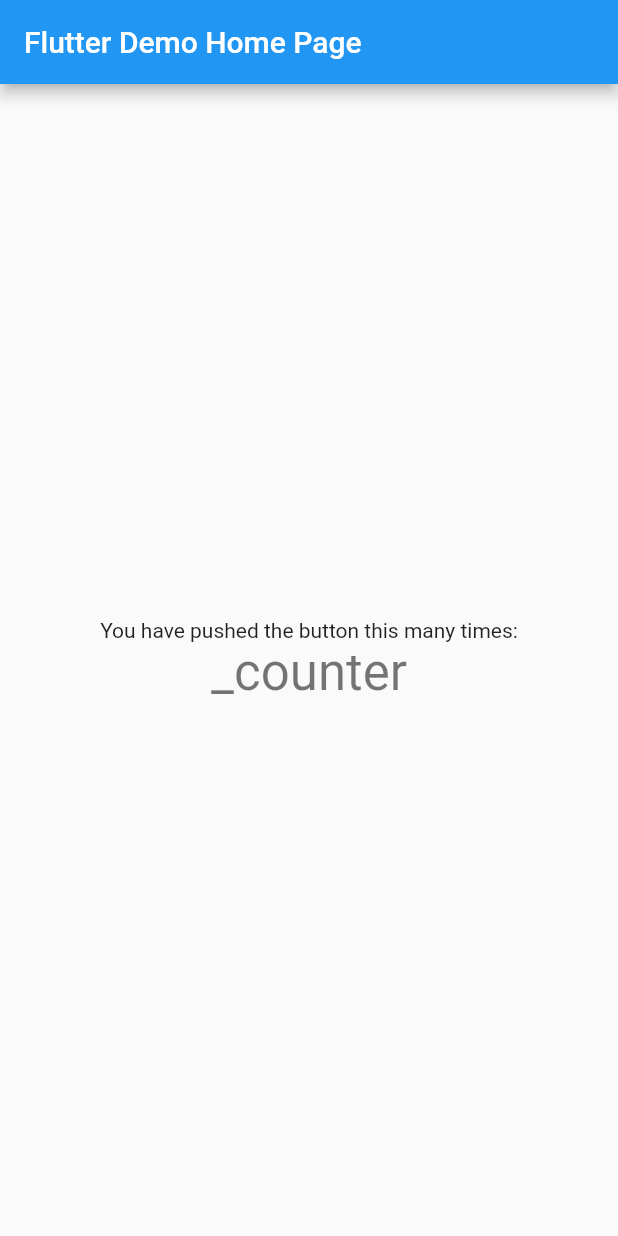
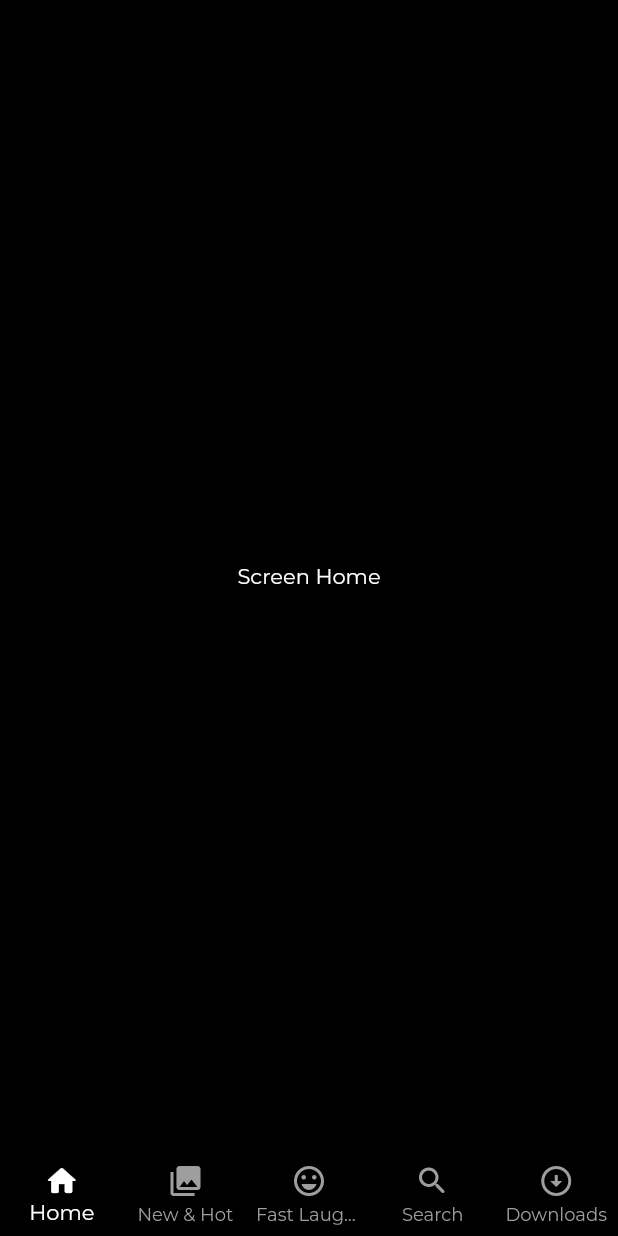
Before and after one commit to vivek-vivek/Netflix, a Flutter app: the screen it shows after launch, on a phone screen of 412 x 824 dp. Run offline on Flutter 3.47's test engine with Material 2 defaults, Android fonts, the phone set to English and light mode, and no system bars; our stand-ins replace google_fonts.

Commit message:
Screen Download  completed 12:56 pm Wednesday, 30 November 2022 (IST) Time in Poovangal, Kozhikode, Kerala

```diff
--- /dev/null
+++ b/lib/core/colors/colors.dart
@@ -0,0 +1,8 @@
+import 'package:flutter/material.dart';
+
+const backgroundColor    = Colors.black;
+const qGrey              = Color.fromRGBO(158, 158, 158, 1);
+const qWhite             = Colors.white;
+const qBlue              = Colors.blue;
+const qBlack             = Colors.black;
+final qBtnColor          = Colors.blueAccent[700];
--- /dev/null
+++ b/lib/core/constants.dart
@@ -0,0 +1,4 @@
+import 'package:flutter/cupertino.dart';
+
+const kWidth = SizedBox(width: 10);
+const kHeight = SizedBox(height: 10);
--- a/lib/main.dart
+++ b/lib/main.dart
@@ -1,4 +1,7 @@
 import 'package:flutter/material.dart';
+import 'package:google_fonts/google_fonts.dart';
+import 'package:netflix/core/colors/colors.dart';
+import 'package:netflix/presentation/main_page/screen_main_page.dart';
 
 void main() {
   runApp(const MyApp());
@@ -10,43 +13,23 @@ class MyApp extends StatelessWidget {
   @override
   Widget build(BuildContext context) {
     return MaterialApp(
+      debugShowCheckedModeBanner: false,
       title: 'Flutter Demo',
       theme: ThemeData(
+
         primarySwatch: Colors.blue,
+        backgroundColor: Colors.black,
+        scaffoldBackgroundColor: backgroundColor,
+
+        fontFamily: GoogleFonts.montserrat().fontFamily,
+
+        textTheme: const TextTheme(
+          bodyText1: TextStyle(color: qWhite),
+          bodyText2: TextStyle(color: qWhite),
+        ),
+
       ),
-      home: const MyHomePage(title: 'Flutter Demo Home Page'),
+      home: ScreenMainPage(),
     );
   }
 }
-
-class MyHomePage extends StatefulWidget {
-  const MyHomePage({super.key, required this.title});
-  final String title;
-  @override
-  State<MyHomePage> createState() => _MyHomePageState();
-}
-
-class _MyHomePageState extends State<MyHomePage> {
-  @override
-  Widget build(BuildContext context) {
-    return Scaffold(
-      appBar: AppBar(
-        title: Text(widget.title),
-      ),
-      body: Center(
-        child: Column(
-          mainAxisAlignment: MainAxisAlignment.center,
-          children: <Widget>[
-            const Text(
-              'You have pushed the button this many times:',
-            ),
-            Text(
-              '_counter',
-              style: Theme.of(context).textTheme.headline4,
-            ),
-          ],
-        ),
-      ),
-    );
-  }
-}
--- /dev/null
+++ b/lib/presentation/home/screen_home.dart
@@ -0,0 +1,16 @@
+import 'package:flutter/material.dart';
+import 'package:flutter/src/widgets/container.dart';
+import 'package:flutter/src/widgets/framework.dart';
+
+class ScreenHome extends StatelessWidget {
+  const ScreenHome({super.key});
+
+  @override
+  Widget build(BuildContext context) {
+    return const Scaffold(
+      body: Center(
+        child: Text('Screen Home'),
+      ),
+    );
+  }
+}
--- /dev/null
+++ b/lib/presentation/main_page/screen_main_page.dart
@@ -0,0 +1,34 @@
+import 'package:flutter/material.dart';
+import 'package:netflix/core/colors/colors.dart';
+import 'package:netflix/presentation/downloads/screen_downloads.dart';
+import 'package:netflix/presentation/fast_laughs/screen_fast_laughs.dart';
+import 'package:netflix/presentation/home/screen_home.dart';
+import 'package:netflix/presentation/main_page/widgets/bottom_nav.dart';
+import 'package:netflix/presentation/new_and_hot/screen_new_and_hote.dart';
+import 'package:netflix/presentation/search/screen_search.dart';
+
+class ScreenMainPage extends StatelessWidget {
+  ScreenMainPage({super.key});
+  final _pages = [
+    const ScreenHome(),
+    const ScreenNewAndHot(),
+    const ScreenFastAndLaugh(),
+    const ScreenSearch(),
+    ScreenDownloads()
+  ];
+  @override
+  Widget build(BuildContext context) {
+    return Scaffold(
+      backgroundColor: backgroundColor,
+      body: SafeArea(
+        child: ValueListenableBuilder(
+          valueListenable: indexChangeNotifier,
+          builder: (context, index, _) {
+            return _pages[index];
+          },
+        ),
+      ),
+      bottomNavigationBar: const BottomNavigationWidget(),
+    );
+  }
+}
--- /dev/null
+++ b/lib/presentation/main_page/widgets/bottom_nav.dart
@@ -0,0 +1,43 @@
+import 'package:flutter/material.dart';
+import 'package:netflix/core/colors/colors.dart';
+
+ValueNotifier<int> indexChangeNotifier = ValueNotifier(0);
+
+class BottomNavigationWidget extends StatelessWidget {
+  const BottomNavigationWidget({super.key});
+
+  @override
+  Widget build(BuildContext context) {
+    return ValueListenableBuilder(
+      valueListenable: indexChangeNotifier,
+      builder: (BuildContext context, int newIndex, Widget? _) {
+        return BottomNavigationBar(
+          onTap: (index) {
+            indexChangeNotifier.value = index;
+          },
+          currentIndex: newIndex,
+          elevation: 0,
+          type: BottomNavigationBarType.fixed,
+          backgroundColor: backgroundColor,
+          selectedItemColor: qWhite,
+          unselectedItemColor: qGrey,
+          selectedIconTheme: const IconThemeData(color: qWhite),
+          unselectedIconTheme: const IconThemeData(color: qGrey),
+          items: const [
+            BottomNavigationBarItem(
+                icon: Icon(Icons.home_rounded), label: 'Home'),
+            BottomNavigationBarItem(
+                icon: Icon(Icons.collections), label: 'New & Hot'),
+            BottomNavigationBarItem(
+                icon: Icon(Icons.emoji_emotions_outlined),
+                label: 'Fast Laughs'),
+            BottomNavigationBarItem(
+                icon: Icon(Icons.search_rounded), label: 'Search'),
+            BottomNavigationBarItem(
+                icon: Icon(Icons.arrow_circle_down), label: 'Downloads'),
+          ],
+        );
+      },
+    );
+  }
+}
--- a/pubspec.yaml
+++ b/pubspec.yaml
@@ -36,6 +36,7 @@ dependencies:
   # The following adds the Cupertino Icons font to your application.
   # Use with the CupertinoIcons class for iOS style icons.
   cupertino_icons: ^1.0.2
+  google_fonts: ^3.0.1
 
 dev_dependencies:
   flutter_test:
```
Also changed, not shown: lib/presentation/downloads/screen_downloads.dart (added, +218 -0 lines), lib/presentation/fast_laughs/screen_fast_laughs.dart (added, +14 -0 lines), lib/presentation/new_and_hot/screen_new_and_hote.dart (added, +14 -0 lines), lib/presentation/search/screen_search.dart (added, +39 -0 lines), lib/presentation/search/widgets/search_idle.dart (added, +55 -0 lines), lib/presentation/widgets/app_bar_widgets.dart (added, +33 -0 lines), pubspec.lock, 2 other files.
